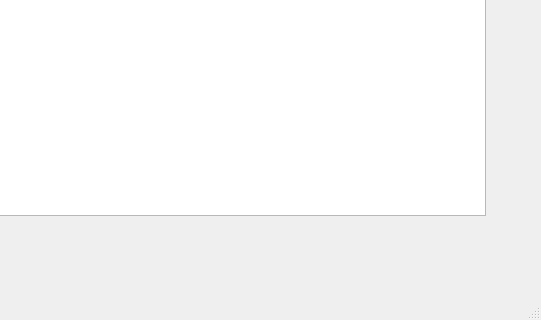
Old version of the form uis/clients_list.ui in the repository definitelyDefi/atelier-nitka-accounting; both pictures show x 265 to 806 and y 125 to 445 of the 806 by 445 pixel window.
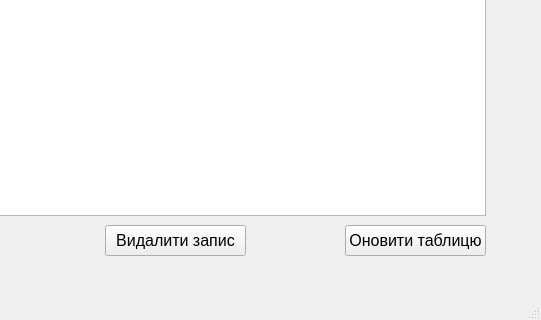
New version of the form. Icons and pictures are not drawn.

Commit message: Добавил обновление и удаление записей из таблицы Клиенты

The edit to the form file:
```diff
--- a/uis/clients_list.ui
+++ b/uis/clients_list.ui
@@ -206,6 +206,42 @@
     <column/>
     <column/>
    </widget>
+   <widget class="QPushButton" name="delete_2">
+    <property name="geometry">
+     <rect>
+      <x>370</x>
+      <y>350</y>
+      <width>141</width>
+      <height>31</height>
+     </rect>
+    </property>
+    <property name="font">
+     <font>
+      <pointsize>12</pointsize>
+     </font>
+    </property>
+    <property name="text">
+     <string>Видалити запис</string>
+    </property>
+   </widget>
+   <widget class="QPushButton" name="update">
+    <property name="geometry">
+     <rect>
+      <x>610</x>
+      <y>350</y>
+      <width>141</width>
+      <height>31</height>
+     </rect>
+    </property>
+    <property name="font">
+     <font>
+      <pointsize>12</pointsize>
+     </font>
+    </property>
+    <property name="text">
+     <string>Оновити таблицю</string>
+    </property>
+   </widget>
   </widget>
   <widget class="QStatusBar" name="statusbar"/>
  </widget>
```
The commit also changes 2 other files.
